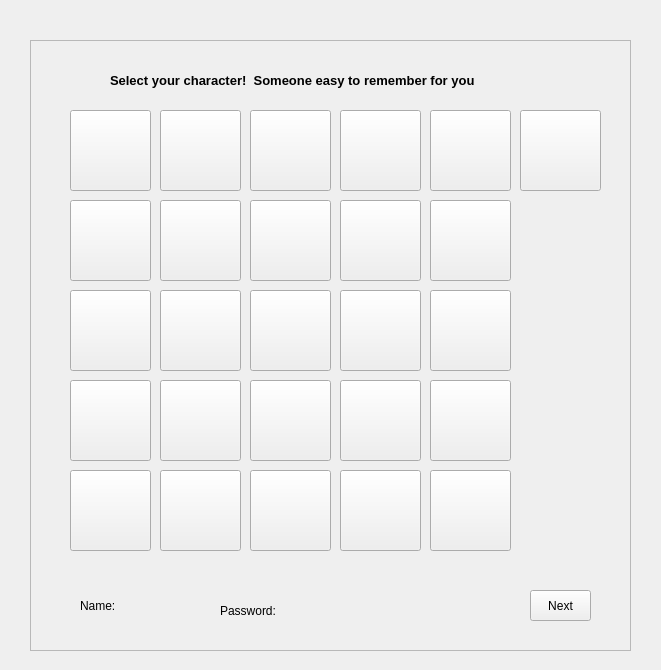
The window that Python/UI forms/selectCharacterWindow.ui (ajs5433/CSEC-Final-Project-) describes before a commit, drawn with Qt 5.
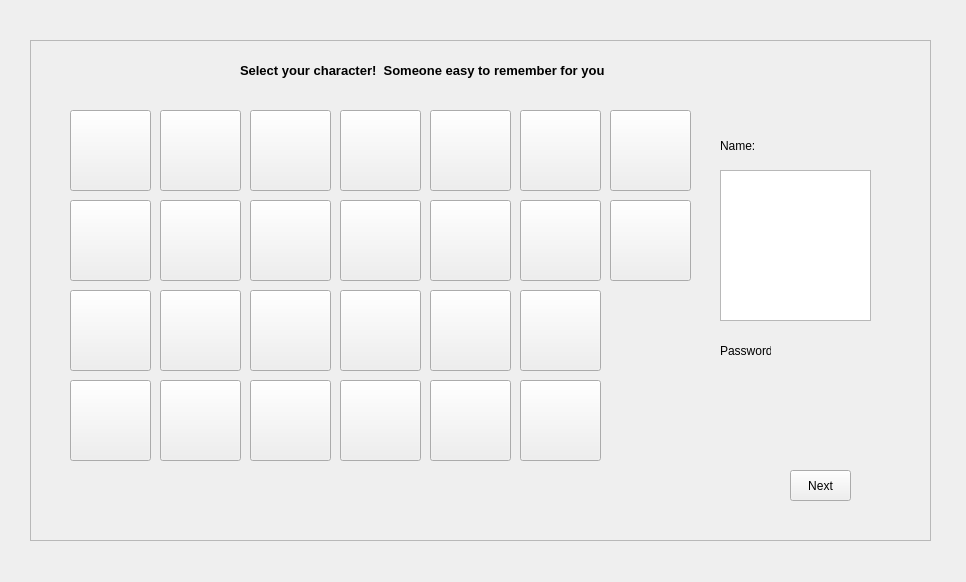
The same window after the commit.

```diff
--- a/Python/UI forms/selectCharacterWindow.ui
+++ b/Python/UI forms/selectCharacterWindow.ui
@@ -6,8 +6,8 @@
    <rect>
     <x>0</x>
     <y>0</y>
-    <width>661</width>
-    <height>670</height>
+    <width>966</width>
+    <height>582</height>
    </rect>
   </property>
   <property name="windowTitle">
@@ -18,8 +18,8 @@
     <rect>
      <x>30</x>
      <y>40</y>
-     <width>601</width>
-     <height>611</height>
+     <width>901</width>
+     <height>501</height>
     </rect>
    </property>
    <property name="frameShape">
@@ -265,8 +265,8 @@
    <widget class="QPushButton" name="btn_22">
     <property name="geometry">
      <rect>
-      <x>220</x>
-      <y>430</y>
+      <x>490</x>
+      <y>340</y>
       <width>81</width>
       <height>81</height>
      </rect>
@@ -278,8 +278,8 @@
    <widget class="QPushButton" name="btn_23">
     <property name="geometry">
      <rect>
-      <x>130</x>
-      <y>430</y>
+      <x>490</x>
+      <y>250</y>
       <width>81</width>
       <height>81</height>
      </rect>
@@ -304,8 +304,8 @@
    <widget class="QPushButton" name="btn_25">
     <property name="geometry">
      <rect>
-      <x>40</x>
-      <y>430</y>
+      <x>490</x>
+      <y>160</y>
       <width>81</width>
       <height>81</height>
      </rect>
@@ -330,8 +330,8 @@
    <widget class="QPushButton" name="btn_27">
     <property name="geometry">
      <rect>
-      <x>400</x>
-      <y>430</y>
+      <x>580</x>
+      <y>160</y>
       <width>81</width>
       <height>81</height>
      </rect>
@@ -343,8 +343,8 @@
    <widget class="QLabel" name="label">
     <property name="geometry">
      <rect>
-      <x>80</x>
-      <y>30</y>
+      <x>210</x>
+      <y>20</y>
       <width>391</width>
       <height>20</height>
      </rect>
@@ -363,9 +363,9 @@
    <widget class="QLabel" name="name_l">
     <property name="geometry">
      <rect>
-      <x>50</x>
-      <y>550</y>
-      <width>101</width>
+      <x>690</x>
+      <y>90</y>
+      <width>41</width>
       <height>31</height>
      </rect>
     </property>
@@ -376,9 +376,9 @@
    <widget class="QLabel" name="pswd_l">
     <property name="geometry">
      <rect>
-      <x>190</x>
-      <y>560</y>
-      <width>91</width>
+      <x>690</x>
+      <y>300</y>
+      <width>51</width>
       <height>21</height>
      </rect>
     </property>
@@ -389,8 +389,8 @@
    <widget class="QPushButton" name="ok_btn">
     <property name="geometry">
      <rect>
-      <x>500</x>
-      <y>550</y>
+      <x>760</x>
+      <y>430</y>
       <width>61</width>
       <height>31</height>
      </rect>
@@ -402,8 +402,8 @@
    <widget class="QPushButton" name="btn_19">
     <property name="geometry">
      <rect>
-      <x>310</x>
-      <y>430</y>
+      <x>580</x>
+      <y>70</y>
       <width>81</width>
       <height>81</height>
      </rect>
@@ -425,6 +425,42 @@
      <string/>
     </property>
    </widget>
+   <widget class="QGraphicsView" name="graphicsView">
+    <property name="geometry">
+     <rect>
+      <x>690</x>
+      <y>130</y>
+      <width>151</width>
+      <height>151</height>
+     </rect>
+    </property>
+   </widget>
+   <widget class="QLabel" name="password_label">
+    <property name="geometry">
+     <rect>
+      <x>750</x>
+      <y>300</y>
+      <width>131</width>
+      <height>21</height>
+     </rect>
+    </property>
+    <property name="text">
+     <string/>
+    </property>
+   </widget>
+   <widget class="QLabel" name="name_label">
+    <property name="geometry">
+     <rect>
+      <x>730</x>
+      <y>90</y>
+      <width>141</width>
+      <height>31</height>
+     </rect>
+    </property>
+    <property name="text">
+     <string/>
+    </property>
+   </widget>
   </widget>
  </widget>
  <resources/>
```
